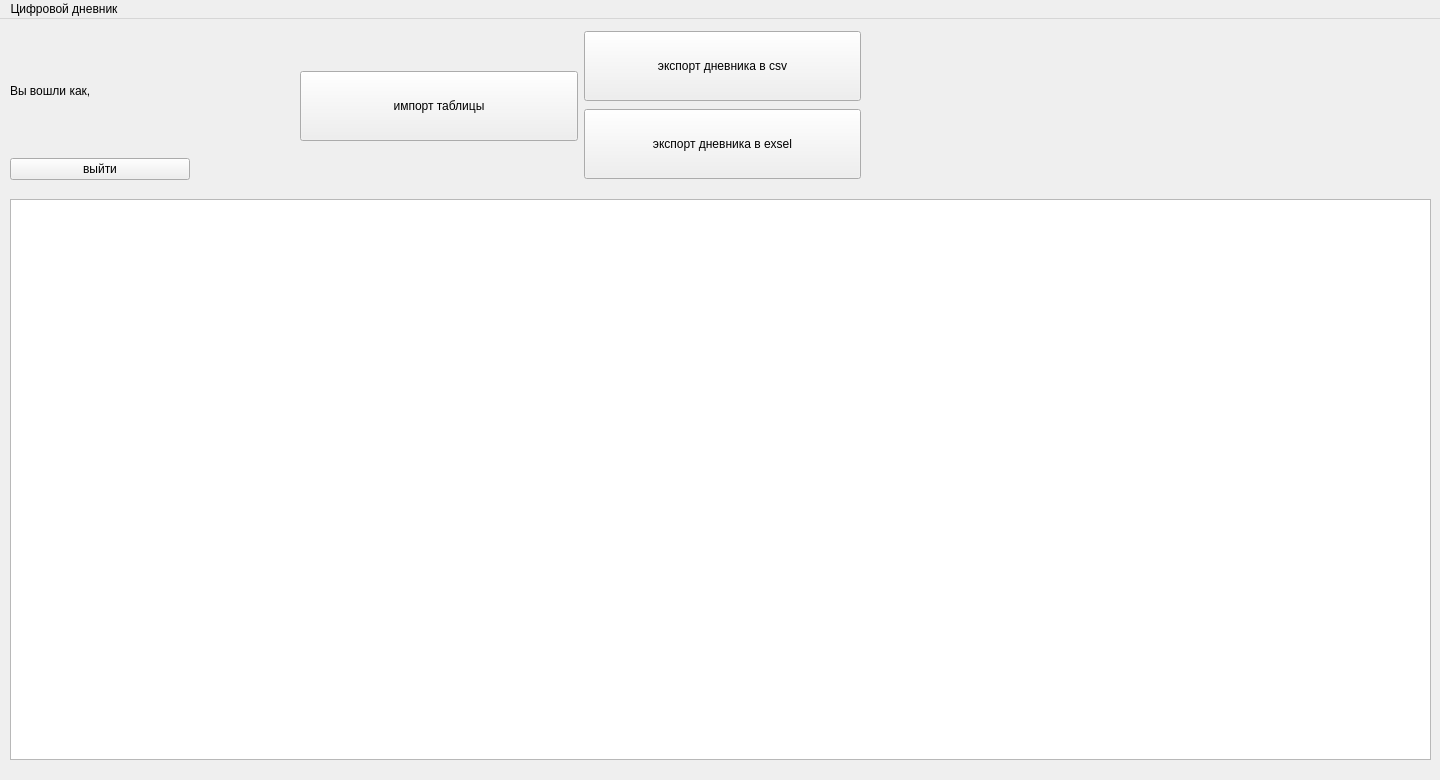
This is ui/main_window_1.ui in Tanax-Xt/Digital-journal-Desktop as Qt 5 draws it before an edit. The edited form follows.
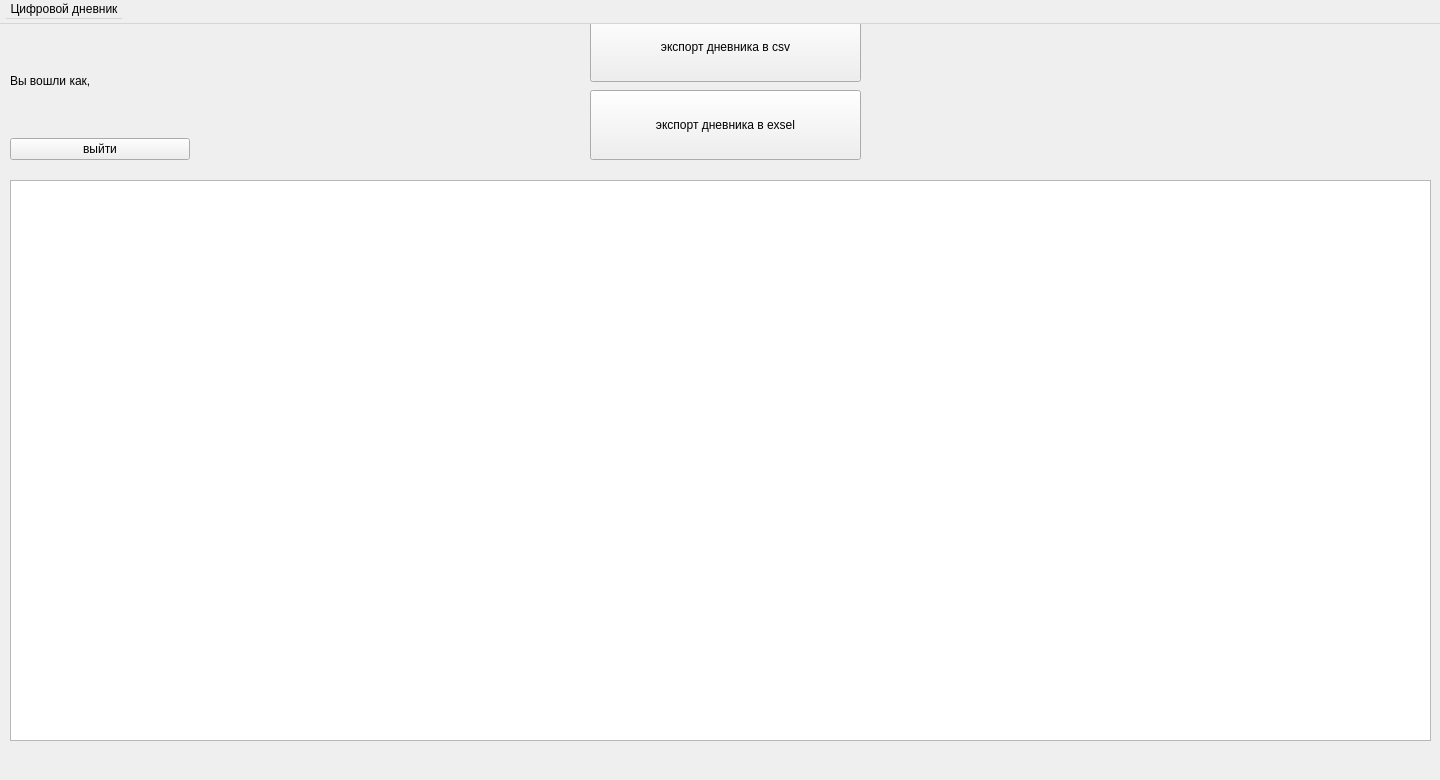
This is the edited form.

The edit to the form file:
```diff
--- a/ui/main_window_1.ui
+++ b/ui/main_window_1.ui
@@ -1,7 +1,7 @@
 <?xml version="1.0" encoding="UTF-8"?>
 <ui version="4.0">
- <class>StartWindow</class>
- <widget class="QMainWindow" name="StartWindow">
+ <class>MainWindow</class>
+ <widget class="QWidget" name="MainWindow">
   <property name="geometry">
    <rect>
     <x>0</x>
@@ -29,26 +29,13 @@
    <widget class="QWidget" name="horizontalLayoutWidget">
     <property name="geometry">
      <rect>
-      <x>300</x>
+      <x>590</x>
       <y>10</y>
-      <width>561</width>
+      <width>271</width>
       <height>154</height>
      </rect>
     </property>
     <layout class="QHBoxLayout" name="horizontalLayout">
-     <item>
-      <widget class="QPushButton" name="pushButton">
-       <property name="minimumSize">
-        <size>
-         <width>0</width>
-         <height>70</height>
-        </size>
-       </property>
-       <property name="text">
-        <string>импорт таблицы</string>
-       </property>
-      </widget>
-     </item>
      <item>
       <layout class="QVBoxLayout" name="verticalLayout_2">
        <item>
@@ -85,14 +72,20 @@
     <property name="geometry">
      <rect>
       <x>10</x>
-      <y>10</y>
+      <y>30</y>
       <width>181</width>
       <height>151</height>
      </rect>
     </property>
     <layout class="QVBoxLayout" name="verticalLayout_4">
      <item>
-      <widget class="QLabel" name="label">
+      <widget class="QLabel" name="greetingLabel">
+       <property name="maximumSize">
+        <size>
+         <width>16777215</width>
+         <height>60</height>
+        </size>
+       </property>
        <property name="text">
         <string>Вы вошли как, </string>
        </property>
```
Left out of the diff: 2 changed lines with no effect on the pictures.
